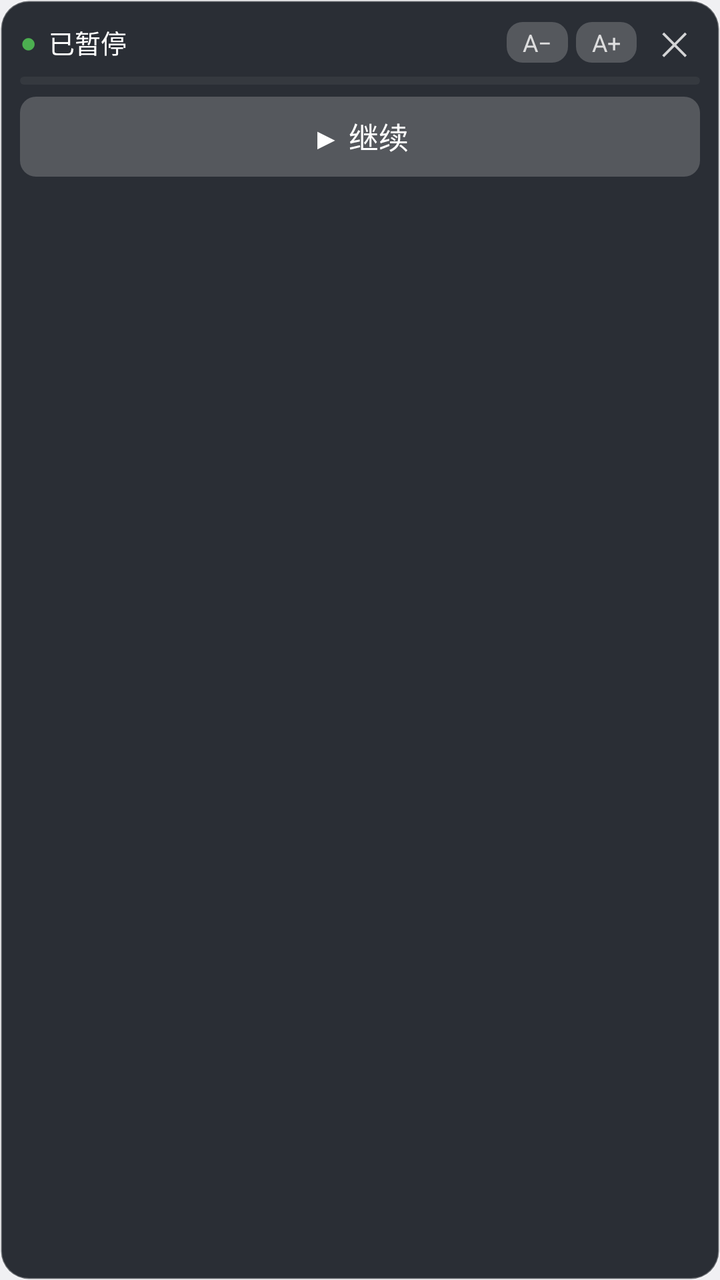
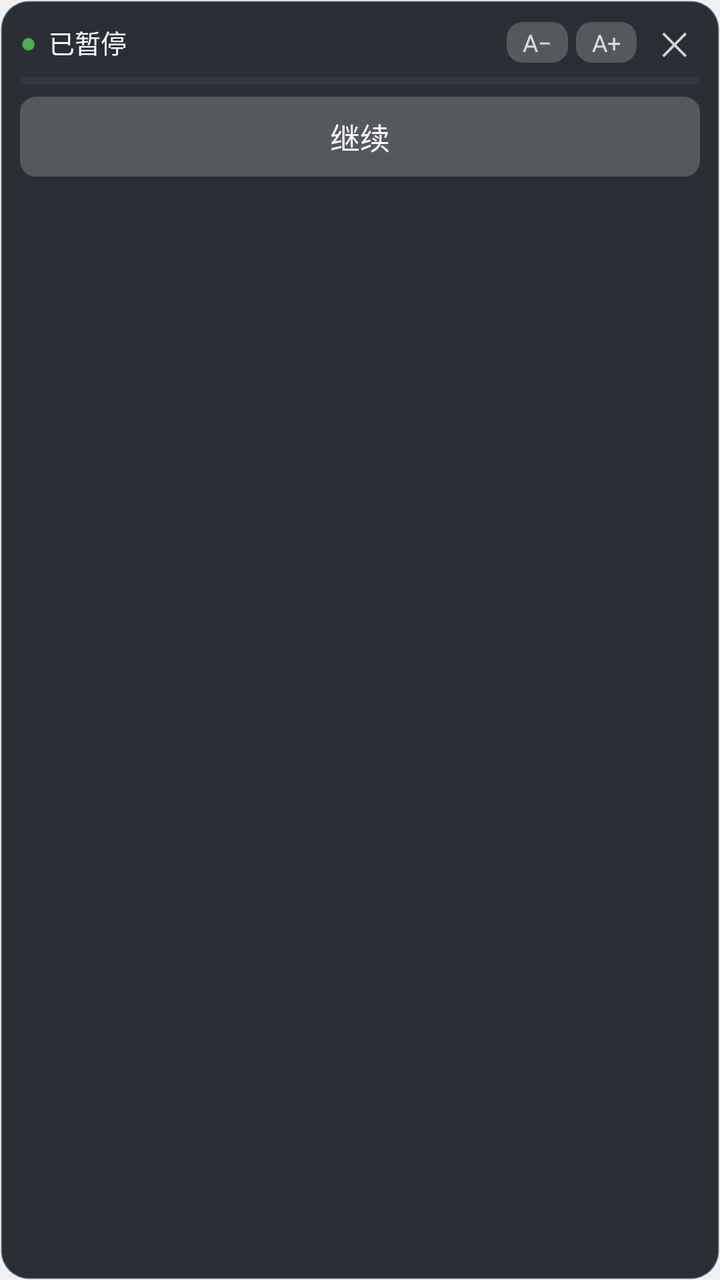

Screens rendered from an Android XML layout before and after an edit, with the pre-edit source and the edit as a unified diff.
<!-- AndroidManifest.xml: application theme android:Theme.DeviceDefault.DayNight -->
<!-- res/layout/window_panel.xml -->
<?xml version="1.0" encoding="utf-8"?>
<LinearLayout xmlns:android="http://schemas.android.com/apk/res/android"
    android:id="@+id/root"
    android:layout_width="wrap_content"
    android:layout_height="wrap_content"
    android:background="@drawable/bg_panel"
    android:orientation="vertical"
    android:padding="10dp">

    
    <LinearLayout
        android:id="@+id/dragBar"
        android:layout_width="match_parent"
        android:layout_height="wrap_content"
        android:gravity="center_vertical"
        android:orientation="horizontal"
        android:paddingBottom="6dp">
        <TextView android:id="@+id/tvDot" android:layout_width="wrap_content"
            android:layout_height="wrap_content" android:text="●" android:textColor="#4CAF50" android:textSize="14sp" />
        <TextView android:id="@+id/tvStatus" android:layout_width="0dp"
            android:layout_height="wrap_content" android:layout_weight="1"
            android:layout_marginStart="6dp" android:text="已暂停" android:textColor="#FFFFFF" android:textSize="13sp" />
        <TextView android:id="@+id/btnFontMinus" android:layout_width="wrap_content"
            android:layout_height="wrap_content" android:background="@drawable/bg_chip"
            android:paddingHorizontal="8dp" android:paddingVertical="2dp" android:text="A−" android:textColor="#CCFFFFFF" android:textSize="12sp" />
        <TextView android:id="@+id/btnFontPlus" android:layout_width="wrap_content"
            android:layout_height="wrap_content" android:layout_marginStart="4dp" android:background="@drawable/bg_chip"
            android:paddingHorizontal="8dp" android:paddingVertical="2dp" android:text="A+" android:textColor="#CCFFFFFF" android:textSize="12sp" />
        <TextView android:id="@+id/btnClose" android:layout_width="wrap_content"
            android:layout_height="wrap_content" android:layout_marginStart="6dp"
            android:paddingHorizontal="6dp" android:text="✕" android:textColor="#CCFFFFFF" android:textSize="16sp" />
    </LinearLayout>

    
    <ProgressBar android:id="@+id/levelBar"
        style="?android:attr/progressBarStyleHorizontal"
        android:layout_width="match_parent" android:layout_height="4dp"
        android:layout_marginBottom="6dp" android:max="100" android:progress="0"
        android:progressBackgroundTint="#33FFFFFF" android:progressTint="#4CAF50" />

    
    <TextView android:id="@+id/btnPause"
        android:layout_width="match_parent" android:layout_height="40dp"
        android:layout_marginBottom="6dp" android:background="@drawable/bg_chip"
        android:gravity="center" android:text="▶ 继续" android:textColor="#FFFFFF" android:textSize="15sp" />

    
    <TextView android:id="@+id/btnReconsent"
        android:layout_width="match_parent" android:layout_height="36dp"
        android:layout_marginBottom="6dp" android:background="@drawable/bg_chip"
        android:gravity="center" android:text="重新授权" android:textColor="#FF9800" android:textSize="14sp"
        android:visibility="gone" />

    
    <TextView android:id="@+id/tvMessage"
        android:layout_width="match_parent" android:layout_height="wrap_content"
        android:maxLines="2" android:ellipsize="end" android:textColor="#FF9800" android:textSize="11sp"
        android:visibility="gone" />

    
    <com.rd.englishcoach.MaxHeightScrollView android:id="@+id/scrollTurns"
        android:layout_width="match_parent" android:layout_height="wrap_content"
        android:visibility="gone">
        <LinearLayout android:id="@+id/turnList"
            android:layout_width="match_parent" android:layout_height="wrap_content"
            android:orientation="vertical" />
    </com.rd.englishcoach.MaxHeightScrollView>

    
    <LinearLayout android:id="@+id/inputRow"
        android:layout_width="match_parent" android:layout_height="wrap_content"
        android:layout_marginTop="6dp"
        android:orientation="horizontal"
        android:gravity="center_vertical"
        android:visibility="gone">
        <EditText android:id="@+id/etQuestion"
            android:layout_width="0dp" android:layout_height="36dp"
            android:layout_weight="1"
            android:background="@drawable/bg_chip"
            android:hint="输入问题…"
            android:inputType="text"
            android:textColor="#FFFFFFFF"
            android:textColorHint="#80FFFFFF"
            android:textSize="13sp"
            android:singleLine="true"
            android:paddingHorizontal="10dp" />
        <TextView android:id="@+id/btnSendQuestion"
            android:layout_width="wrap_content" android:layout_height="36dp"
            android:layout_marginStart="6dp"
            android:background="@drawable/bg_chip"
            android:gravity="center"
            android:paddingHorizontal="10dp"
            android:text="发送"
            android:textColor="#4CAF50"
            android:textSize="13sp" />
    </LinearLayout>

</LinearLayout>
<!-- resources referenced by this layout -->
<resources>
  <!-- drawable bg_chip (drawable) -->
  <?xml version="1.0" encoding="utf-8"?>
  <shape xmlns:android="http://schemas.android.com/apk/res/android"
      android:shape="rectangle">
      <solid android:color="#33FFFFFF" />
      <corners android:radius="8dp" />
  </shape>
  <!-- drawable bg_panel (drawable) -->
  <?xml version="1.0" encoding="utf-8"?>
  <shape xmlns:android="http://schemas.android.com/apk/res/android"
      android:shape="rectangle">
      <solid android:color="#E6161A21" />
      <corners android:radius="14dp" />
      <stroke android:width="1dp" android:color="#4DFFFFFF" />
  </shape>
</resources>

<!-- the commit's change to res/layout/window_panel.xml (unified diff, before → after) -->
@@ -42,7 +42,7 @@
     <TextView android:id="@+id/btnPause"
         android:layout_width="match_parent" android:layout_height="40dp"
         android:layout_marginBottom="6dp" android:background="@drawable/bg_chip"
-        android:gravity="center" android:text="▶ 继续" android:textColor="#FFFFFF" android:textSize="15sp" />
+        android:gravity="center" android:text="继续" android:textColor="#FFFFFF" android:textSize="15sp" />
 
     
     <TextView android:id="@+id/btnReconsent"
